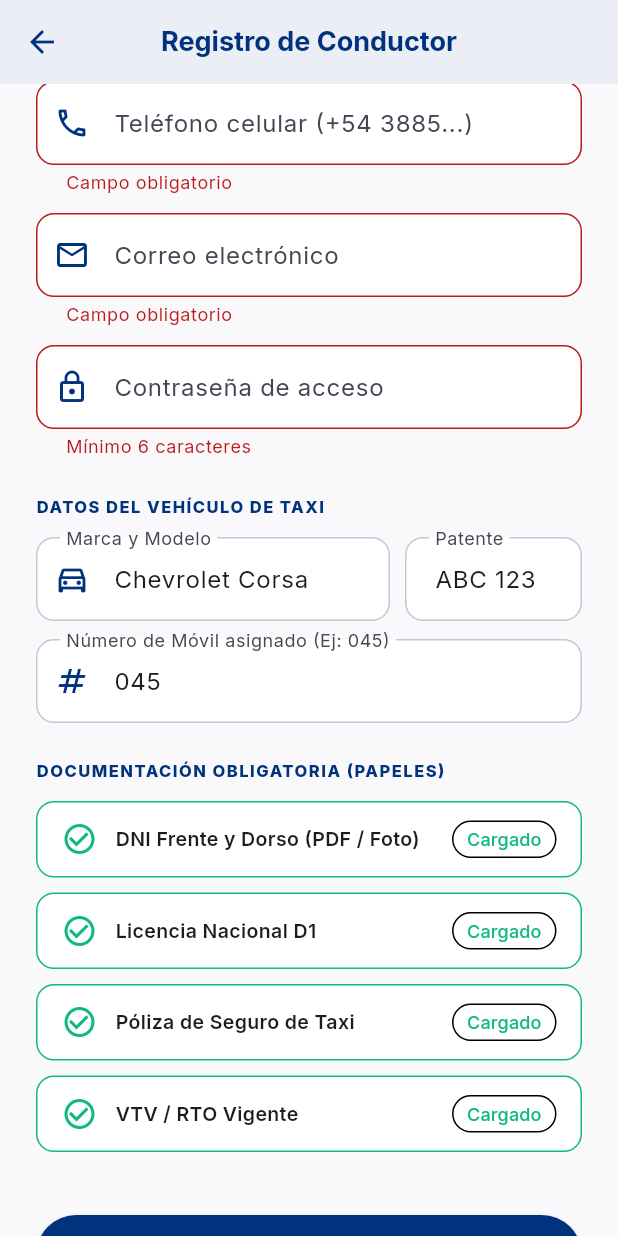
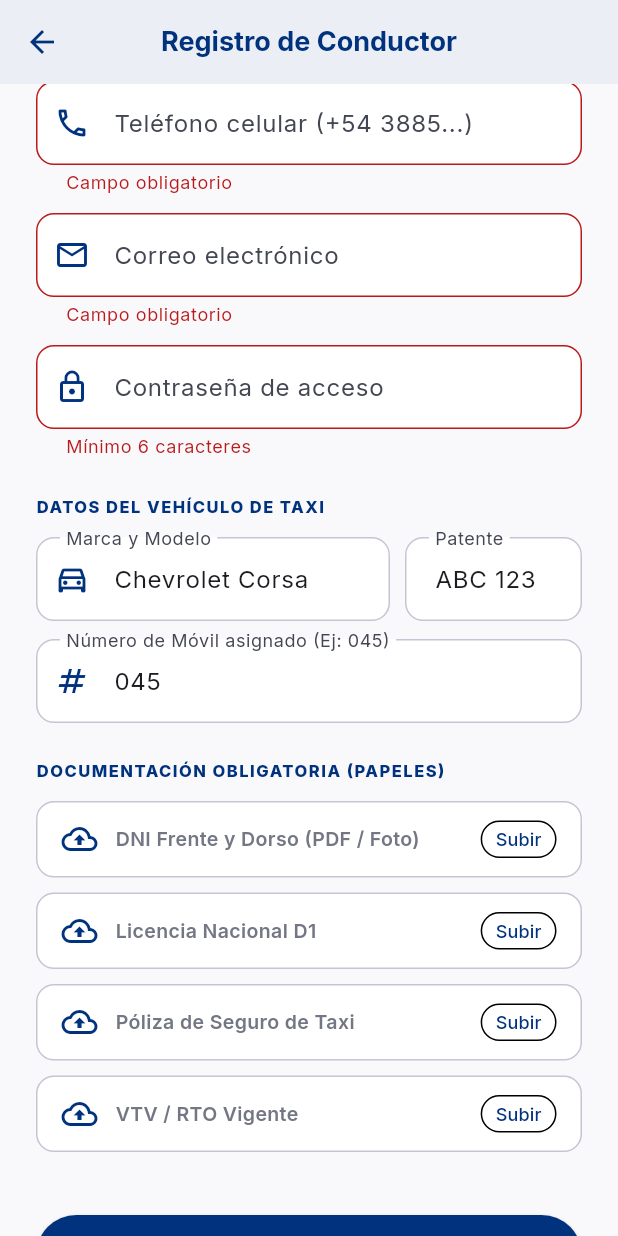
Before and after one commit to RodrigoloAndina/QuiacaGo, a Flutter app: the RegistroConductorScreen screen opened by its route, scrolled down 266 dp, after a tap on "ENVIAR SOLICITUD A REVISIÓN", on a phone screen of 412 x 824 dp. Run offline on Flutter 3.47's test engine with Material 3 defaults, Android fonts, the phone set to English and light mode, and no system bars; our stand-ins replace flutter_map, flutter_riverpod, geolocator, go_router, google_fonts, latlong2 and 1 more; accounts and stored records are empty.

Commit message:
Fix registration document state, insert new drivers to Supabase DB and Admin Panel API, optimize LocationService for tablets

```diff
--- a/lib/features/auth/registro_conductor_screen.dart
+++ b/lib/features/auth/registro_conductor_screen.dart
@@ -1,6 +1,9 @@
 import 'package:flutter/material.dart';
 import 'package:go_router/go_router.dart';
+import 'package:http/http.dart' as http;
+import 'dart:convert';
 import '../../core/theme/app_colors.dart';
+import '../../services/supabase_service.dart';
 
 class RegistroConductorScreen extends StatefulWidget {
   const RegistroConductorScreen({super.key});
@@ -20,29 +23,108 @@ class _RegistroConductorScreenState extends State<RegistroConductorScreen> {
   final _patenteCtrl = TextEditingController(text: 'ABC 123');
   final _movilCtrl = TextEditingController(text: '045');
 
-  bool _dniCargado = true;
-  bool _licenciaCargada = true;
-  bool _seguroCargado = true;
-  bool _vtvCargada = true;
+  // Documentos desmarcados inicialmente (deben ser subidos por el chofer)
+  bool _dniCargado = false;
+  bool _licenciaCargada = false;
+  bool _seguroCargado = false;
+  bool _vtvCargada = false;
   bool _isLoading = false;
 
-  void _registrarse() {
+  Future<void> _registrarse() async {
     if (!_formKey.currentState!.validate()) return;
+
+    if (!_dniCargado || !_licenciaCargada || !_seguroCargado || !_vtvCargada) {
+      ScaffoldMessenger.of(context).showSnackBar(
+        const SnackBar(
+          content: Text('⚠️ Por favor presiona "Subir" en la documentación obligatoria antes de enviar.'),
+          backgroundColor: AppColors.statusPending,
+        ),
+      );
+      return;
+    }
 
     setState(() => _isLoading = true);
 
-    Future.delayed(const Duration(milliseconds: 800), () {
+    try {
+      final nombre = _nombreCtrl.text.trim();
+      final telefono = _telefonoCtrl.text.trim();
+      final email = _emailCtrl.text.trim();
+      final vehiculo = _vehiculoCtrl.text.trim();
+      final patente = _patenteCtrl.text.trim();
+      final movil = _movilCtrl.text.trim();
+
+      // 1. Guardar solicitud en Supabase tabla 'profiles'
+      final supabase = SupabaseService().client;
+      await supabase.from('profiles').insert({
+        'full_name': nombre,
+        'phone': telefono,
+        'email': email,
+        'role': 'driver',
+        'is_approved': false,
+        'vehicle_info': '$vehiculo - Móvil $movil ($patente)',
+        'created_at': DateTime.now().toIso8601String(),
+      }).catchError((_) {});
+
+      // 2. Notificar al servidor backend local para actualizar la tabla del Panel de Administración Municipal
+      try {
+        await http.post(
+          Uri.parse('http://localhost:3000/api/drivers'),
+          headers: {'Content-Type': 'application/json'},
+          body: jsonEncode({
+            'name': nombre,
+            'phone': telefono,
+            'email': email,
+            'vehicle': vehiculo,
+            'plate': patente,
+            'taxiNumber': movil,
+            'isApproved': false,
+          }),
+        ).timeout(const Duration(seconds: 2));
+      } catch (_) {}
+
       if (mounted) {
-        setState(() => _isLoading = false);
         ScaffoldMessenger.of(context).showSnackBar(
           const SnackBar(
-            content: Text('✅ Solicitud enviada con éxito. Tu legajo está en revisión por la Administración Municipal.'),
+            content: Text('✅ Solicitud y legajo enviados con éxito a la Administración Municipal.'),
             backgroundColor: AppColors.statusAvailable,
           ),
         );
         context.go('/cuenta-pendiente');
       }
+    } catch (e) {
+      if (mounted) {
+        context.go('/cuenta-pendiente');
+      }
+    } finally {
+      if (mounted) setState(() => _isLoading = false);
+    }
+  }
+
+  void _simularCargaDocumento(String tipo) {
+    setState(() {
+      switch (tipo) {
+        case 'dni':
+          _dniCargado = true;
+          break;
+        case 'licencia':
+          _licenciaCargada = true;
+          break;
+        case 'seguro':
+          _seguroCargado = true;
+          break;
+        case 'vtv':
+          _vtvCargada = true;
+          break;
+      }
     });
+
+    ScaffoldMessenger.of(context).showSnackBar(
+      SnackBar(
+        content: Text('📄 Documento ($tipo) seleccionado y adjuntado al legajo.'),
+        backgroundColor: AppColors.primary,
+        duration: const Duration(seconds: 1),
+      ),
+    );
   }
 
   @override
@@ -180,10 +262,10 @@ class _RegistroConductorScreenState extends State<RegistroConductorScreen> {
                   style: TextStyle(fontSize: 11, fontWeight: FontWeight.w800, color: AppColors.primary, letterSpacing: 1),
                 ),
                 const SizedBox(height: 12),
-                _buildDocItem('DNI Frente y Dorso (PDF / Foto)', _dniCargado, () => setState(() => _dniCargado = true)),
-                _buildDocItem('Licencia Nacional D1', _licenciaCargada, () => setState(() => _licenciaCargada = true)),
-                _buildDocItem('Póliza de Seguro de Taxi', _seguroCargado, () => setState(() => _seguroCargado = true)),
-                _buildDocItem('VTV / RTO Vigente', _vtvCargada, () => setState(() => _vtvCargada = true)),
+                _buildDocItem('DNI Frente y Dorso (PDF / Foto)', _dniCargado, () => _simularCargaDocumento('dni')),
+                _buildDocItem('Licencia Nacional D1', _licenciaCargada, () => _simularCargaDocumento('licencia')),
+                _buildDocItem('Póliza de Seguro de Taxi', _seguroCargado, () => _simularCargaDocumento('seguro')),
+                _buildDocItem('VTV / RTO Vigente', _vtvCargada, () => _simularCargaDocumento('vtv')),
 
                 const SizedBox(height: 32),
 
```
Also changed, not shown: lib/features/home/inicio_conductor_screen.dart (+61 -7 lines), lib/services/location_service.dart (+27 -8 lines).
